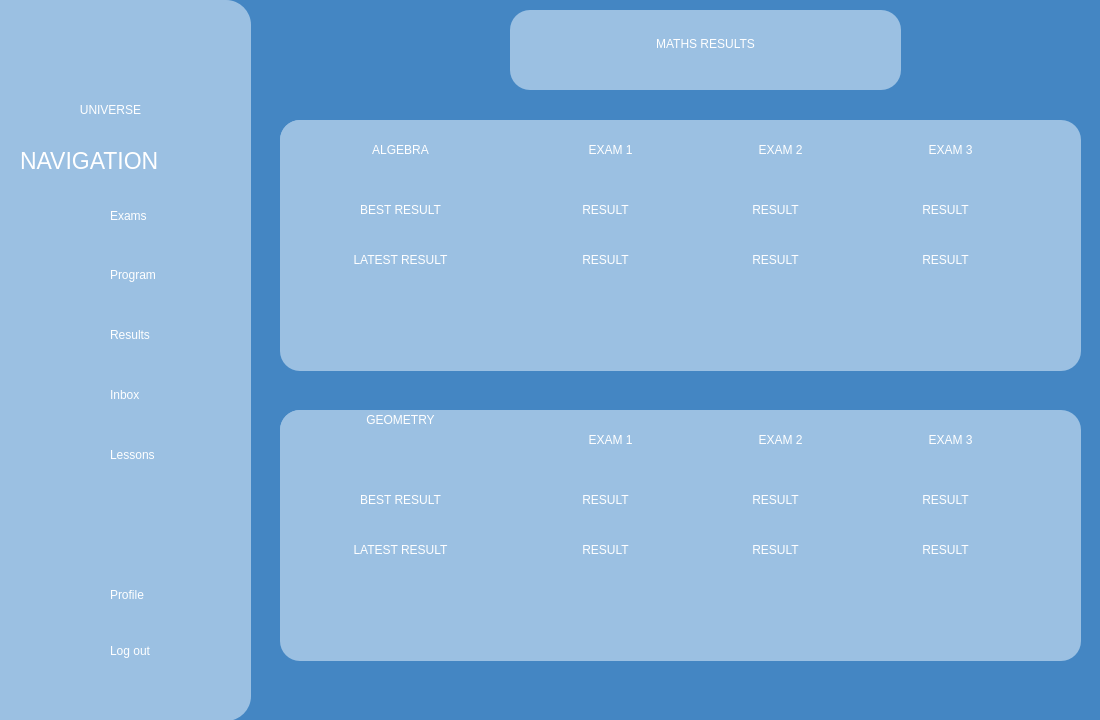
codingburgas/sprint-eschool-ag-universe, file AGUniverse/presentationLayer/mathsResults.ui: the form before one commit.
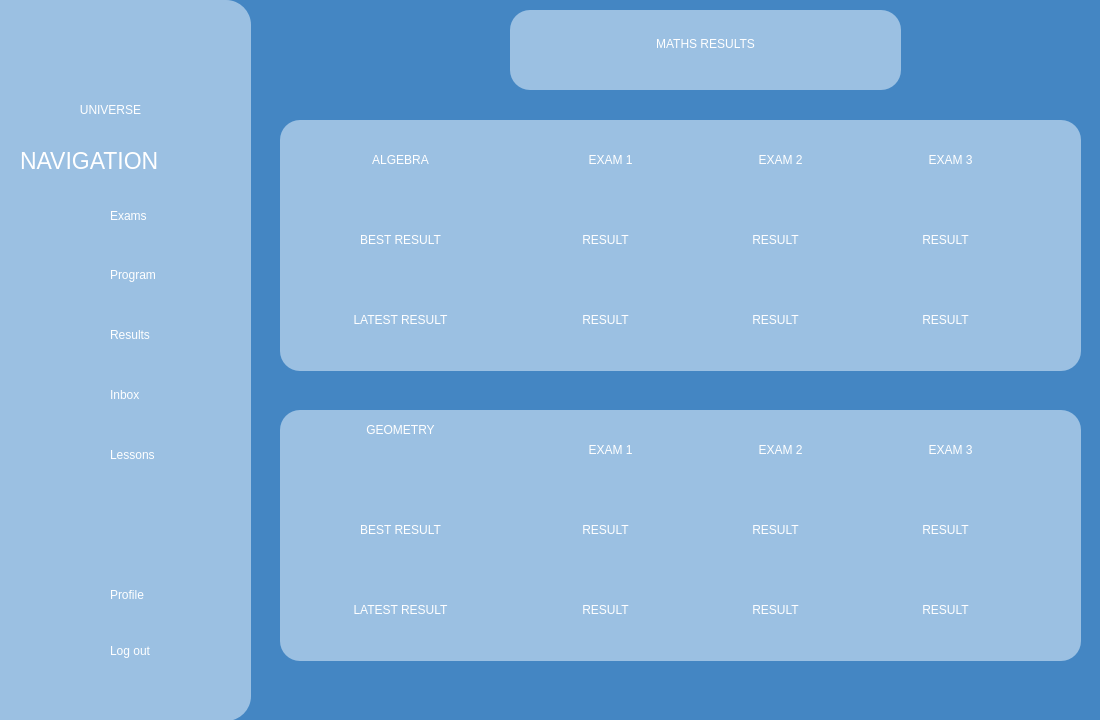
The form after the commit. Icons and pictures are not drawn.

Commit message: Create results pages for every subject

Diff of the .ui file:
```diff
--- a/AGUniverse/presentationLayer/mathsResults.ui
+++ b/AGUniverse/presentationLayer/mathsResults.ui
@@ -40,7 +40,7 @@
     <property name="geometry">
      <rect>
       <x>0</x>
-      <y>0</y>
+      <y>10</y>
       <width>241</width>
       <height>61</height>
      </rect>
@@ -57,7 +57,7 @@
     <property name="geometry">
      <rect>
       <x>0</x>
-      <y>70</y>
+      <y>100</y>
       <width>241</width>
       <height>41</height>
      </rect>
@@ -74,7 +74,7 @@
     <property name="geometry">
      <rect>
       <x>0</x>
-      <y>120</y>
+      <y>180</y>
       <width>241</width>
       <height>41</height>
      </rect>
@@ -91,7 +91,7 @@
     <property name="geometry">
      <rect>
       <x>240</x>
-      <y>10</y>
+      <y>20</y>
       <width>181</width>
       <height>41</height>
      </rect>
@@ -108,7 +108,7 @@
     <property name="geometry">
      <rect>
       <x>410</x>
-      <y>10</y>
+      <y>20</y>
       <width>181</width>
       <height>41</height>
      </rect>
@@ -125,7 +125,7 @@
     <property name="geometry">
      <rect>
       <x>580</x>
-      <y>10</y>
+      <y>20</y>
       <width>181</width>
       <height>41</height>
      </rect>
@@ -142,7 +142,7 @@
     <property name="geometry">
      <rect>
       <x>280</x>
-      <y>70</y>
+      <y>100</y>
       <width>91</width>
       <height>41</height>
      </rect>
@@ -159,7 +159,7 @@
     <property name="geometry">
      <rect>
       <x>280</x>
-      <y>120</y>
+      <y>180</y>
       <width>91</width>
       <height>41</height>
      </rect>
@@ -176,7 +176,7 @@
     <property name="geometry">
      <rect>
       <x>450</x>
-      <y>70</y>
+      <y>100</y>
       <width>91</width>
       <height>41</height>
      </rect>
@@ -193,7 +193,7 @@
     <property name="geometry">
      <rect>
       <x>450</x>
-      <y>120</y>
+      <y>180</y>
       <width>91</width>
       <height>41</height>
      </rect>
@@ -210,7 +210,7 @@
     <property name="geometry">
      <rect>
       <x>620</x>
-      <y>70</y>
+      <y>100</y>
       <width>91</width>
       <height>41</height>
      </rect>
@@ -227,7 +227,7 @@
     <property name="geometry">
      <rect>
       <x>620</x>
-      <y>120</y>
+      <y>180</y>
       <width>91</width>
       <height>41</height>
      </rect>
@@ -640,7 +640,7 @@
     <property name="geometry">
      <rect>
       <x>0</x>
-      <y>0</y>
+      <y>10</y>
       <width>241</width>
       <height>61</height>
      </rect>
@@ -657,7 +657,7 @@
     <property name="geometry">
      <rect>
       <x>0</x>
-      <y>70</y>
+      <y>100</y>
       <width>241</width>
       <height>41</height>
      </rect>
@@ -674,7 +674,7 @@
     <property name="geometry">
      <rect>
       <x>0</x>
-      <y>120</y>
+      <y>180</y>
       <width>241</width>
       <height>41</height>
      </rect>
@@ -691,7 +691,7 @@
     <property name="geometry">
      <rect>
       <x>240</x>
-      <y>10</y>
+      <y>20</y>
       <width>181</width>
       <height>41</height>
      </rect>
@@ -708,7 +708,7 @@
     <property name="geometry">
      <rect>
       <x>410</x>
-      <y>10</y>
+      <y>20</y>
       <width>181</width>
       <height>41</height>
      </rect>
@@ -725,7 +725,7 @@
     <property name="geometry">
      <rect>
       <x>580</x>
-      <y>10</y>
+      <y>20</y>
       <width>181</width>
       <height>41</height>
      </rect>
@@ -742,7 +742,7 @@
     <property name="geometry">
      <rect>
       <x>280</x>
-      <y>70</y>
+      <y>100</y>
       <width>91</width>
       <height>41</height>
      </rect>
@@ -759,7 +759,7 @@
     <property name="geometry">
      <rect>
       <x>280</x>
-      <y>120</y>
+      <y>180</y>
       <width>91</width>
       <height>41</height>
      </rect>
@@ -776,7 +776,7 @@
     <property name="geometry">
      <rect>
       <x>450</x>
-      <y>70</y>
+      <y>100</y>
       <width>91</width>
       <height>41</height>
      </rect>
@@ -793,7 +793,7 @@
     <property name="geometry">
      <rect>
       <x>450</x>
-      <y>120</y>
+      <y>180</y>
       <width>91</width>
       <height>41</height>
      </rect>
@@ -810,7 +810,7 @@
     <property name="geometry">
      <rect>
       <x>620</x>
-      <y>70</y>
+      <y>100</y>
       <width>91</width>
       <height>41</height>
      </rect>
@@ -827,7 +827,7 @@
     <property name="geometry">
      <rect>
       <x>620</x>
-      <y>120</y>
+      <y>180</y>
       <width>91</width>
       <height>41</height>
      </rect>
```
Left out of the diff: 4 changed lines with no effect on the pictures. The commit also changes 7 other files.
